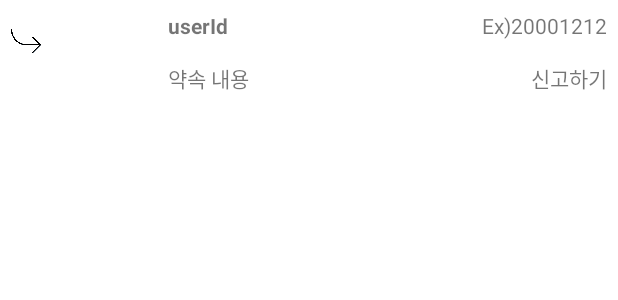
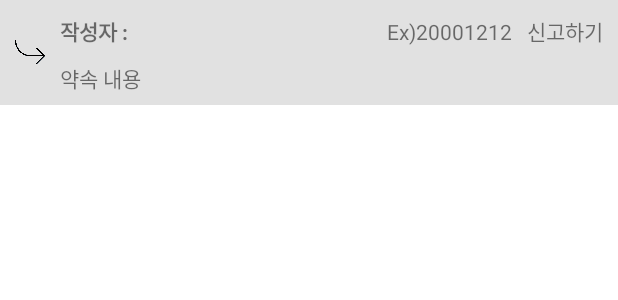
Before and after one commit to AfterMealStudio/bob-friend-android, an Android app: the layout item_board_recommments.xml on its own in the app's theme, with its tools: preview values and no code run, on a phone screen of 412 x 824 dp. Shown: the top 300 px of the screen. Run offline under Robolectric (Android 15) with nearby library versions, the phone set to English and light mode, and no system bars.

Commit message:
댓글 및 대댓글 read

```diff
--- a/app/src/main/java/com/example/bob_friend_android/adapter/BoardAdapter.kt
+++ b/app/src/main/java/com/example/bob_friend_android/adapter/BoardAdapter.kt
@@ -35,7 +35,7 @@ class BoardAdapter(private val context: Context) : RecyclerView.Adapter<Recycler
                 listener?.onItemClick(itemView, item, pos)
                 Intent(context, DetailBoardActivity::class.java).apply {
                     boardItem = BoardItem(item.id, item.title, item.content, item.author?.nickname,
-                        item.currentNumberOfPeople, item.totalNumberOfPeople!!, item.createdAt, item.restaurantName, item.latitude!!, item.longitude!!, item.amountOfComments)
+                        item.currentNumberOfPeople, item.totalNumberOfPeople!!, item.appointmentTime, item.restaurantName, item.latitude!!, item.longitude!!, item.amountOfComments)
                     putExtra("item", boardItem)
 //                    putExtra("item", item.id)
                     addFlags(Intent.FLAG_ACTIVITY_NEW_TASK)
--- a/app/src/main/java/com/example/bob_friend_android/model/BoardItem.kt
+++ b/app/src/main/java/com/example/bob_friend_android/model/BoardItem.kt
@@ -7,7 +7,7 @@ import java.util.ArrayList
 
 class BoardItem(
     var id: Int, var title: String?, var content: String?, var username: String?, var currentNumberOfPeople: Int,
-    var totalNumberOfPeople: Int, var createdAt: String?, var location: String?, var x: Double, var y: Double, var accountOfComments: Int
+    var totalNumberOfPeople: Int, var appointmentTime: String?, var location: String?, var x: Double, var y: Double, var accountOfComments: Int
 ) : Parcelable {
     constructor(parcel: Parcel) : this(
         parcel.readInt(),
@@ -31,7 +31,7 @@ class BoardItem(
         parcel.writeString(username)
         parcel.writeInt(currentNumberOfPeople)
         parcel.writeInt(totalNumberOfPeople)
-        parcel.writeString(createdAt)
+        parcel.writeString(appointmentTime)
         parcel.writeString(location)
         parcel.writeDouble(x)
         parcel.writeDouble(y)
--- a/app/src/main/res/layout/item_board_recommments.xml
+++ b/app/src/main/res/layout/item_board_recommments.xml
@@ -5,20 +5,23 @@
     android:layout_width="match_parent"
     android:layout_height="wrap_content"
     android:minHeight="70dp"
-    android:orientation="horizontal">
+    android:orientation="horizontal"
+    android:background="@color/grey">
 
     <ImageView
         android:id="@+id/imageView"
-        android:layout_margin="7.5dp"
         android:layout_width="20dp"
         android:layout_height="40dp"
-        app:srcCompat="@drawable/right_arrow" />
+        app:srcCompat="@drawable/right_arrow"
+        android:layout_marginRight="10dp"
+        android:layout_marginLeft="10dp"
+        android:layout_gravity="center"/>
 
-    <ImageView
-        android:id="@+id/recomment_image_profile"
-        android:layout_margin="7.5dp"
-        android:layout_width="55dp"
-        android:layout_height="55dp"/>
+<!--    <ImageView-->
+<!--        android:id="@+id/recomment_image_profile"-->
+<!--        android:layout_margin="7.5dp"-->
+<!--        android:layout_width="55dp"-->
+<!--        android:layout_height="55dp"/>-->
 
     <LinearLayout
         android:layout_width="0dp"
@@ -30,38 +33,34 @@
             android:id="@+id/recomment_text_profile"
             android:layout_width="wrap_content"
             android:layout_height="wrap_content"
-            android:layout_margin="7.5dp"
-            android:text="userId"
+            android:text="@string/read_writer"
+            android:layout_marginTop="10dp"
             android:textStyle="bold" />
 
         <TextView
             android:id="@+id/recomment_contents"
             android:layout_width="wrap_content"
             android:layout_height="wrap_content"
-            android:layout_margin="7.5dp"
+            android:layout_marginTop="10dp"
             android:text="@string/read"/>
 
     </LinearLayout>
-
-    <LinearLayout
-        android:layout_width="wrap_content"
-        android:layout_height="match_parent"
-        android:orientation="vertical">
 
     <TextView
         android:id="@+id/recomment_timestamp"
         android:layout_width="wrap_content"
         android:layout_height="wrap_content"
-            android:layout_margin="7.5dp"
+        android:layout_marginTop="10dp"
         android:text="@string/userDateOfBirth2" />
+
     <TextView
         android:id="@+id/recomment_report"
         android:layout_width="wrap_content"
         android:layout_height="wrap_content"
-            android:layout_margin="7.5dp"
-            android:layout_gravity="end"
+        android:layout_marginRight="10dp"
+        android:layout_marginLeft="10dp"
+        android:layout_marginTop="10dp"
         android:text="@string/comment_report" />
-    </LinearLayout>
 
 
 </LinearLayout>
--- a/app/src/main/res/values/colors.xml
+++ b/app/src/main/res/values/colors.xml
@@ -7,6 +7,7 @@
     <color name="teal_700">#FF018786</color>
     <color name="black">#FF000000</color>
     <color name="white">#FFFFFFFF</color>
+    <color name="grey">#DDDDDDDD</color>
 
     <color name="main_color1">#0A1931</color>
     <color name="main_color2">#185ADB</color>
--- a/app/src/main/res/values/strings.xml
+++ b/app/src/main/res/values/strings.xml
@@ -73,6 +73,7 @@
     <!--게시글 보기-->
     <string name="read">약속 내용</string>
     <string name="read_title">약속 제목 및 내용</string>
+    <string name="read_writer">작성자 : </string>
     <string name="read_content">내용</string>
     <string name="read_age">나이</string>
     <string name="read_member">약속 인원</string>
```
Also changed, not shown: app/src/main/java/com/example/bob_friend_android/adapter/CommentAdapter.kt (+60 -13 lines), app/src/main/java/com/example/bob_friend_android/model/Comment.kt (+8 -6 lines), app/src/main/java/com/example/bob_friend_android/view/DetailBoardActivity.kt (+9 -3 lines), app/src/main/java/com/example/bob_friend_android/view/ListFragment.kt (+0 -24 lines), app/src/main/java/com/example/bob_friend_android/viewmodel/BoardViewModel.kt (+9 -2 lines), app/src/main/res/layout/activity_detail_board.xml (+28 -5 lines), app/src/main/res/layout/item_board_comments.xml (+12 -13 lines). Lines whose indentation alone changed are shown as unchanged.
